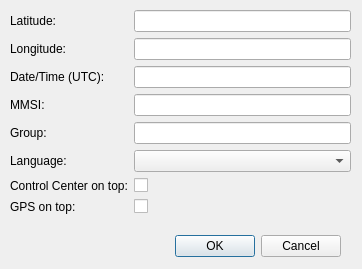
Before: the Qt Designer form src/vhf/vhfpreferences.ui in mariokonrad/vhf-sim, drawn with Qt 5.
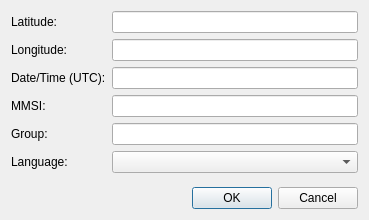
After: the same form once the commit is applied.

The edit to the form file:
```diff
--- a/src/vhf/vhfpreferences.ui
+++ b/src/vhf/vhfpreferences.ui
@@ -9,38 +9,15 @@
    <rect>
     <x>0</x>
     <y>0</y>
-    <width>362</width>
-    <height>269</height>
+    <width>369</width>
+    <height>220</height>
    </rect>
   </property>
   <property name="windowTitle">
    <string>VHF Preferences</string>
   </property>
-  <widget class="QDialogButtonBox" name="buttonBox">
-   <property name="geometry">
-    <rect>
-     <x>0</x>
-     <y>230</y>
-     <width>341</width>
-     <height>32</height>
-    </rect>
-   </property>
-   <property name="orientation">
-    <enum>Qt::Horizontal</enum>
-   </property>
-   <property name="standardButtons">
-    <set>QDialogButtonBox::Cancel|QDialogButtonBox::Ok</set>
-   </property>
-  </widget>
-  <widget class="QWidget" name="formLayoutWidget">
-   <property name="geometry">
-    <rect>
-     <x>10</x>
-     <y>10</y>
-     <width>341</width>
-     <height>212</height>
-    </rect>
-   </property>
+  <layout class="QVBoxLayout" name="verticalLayout">
+   <item>
    <layout class="QFormLayout" name="formLayout">
     <item row="0" column="0">
      <widget class="QLabel" name="label_latitude">
@@ -127,34 +104,6 @@
       </property>
      </widget>
     </item>
-    <item row="6" column="0">
-     <widget class="QLabel" name="label_controlcenter_ontop">
-      <property name="text">
-       <string>Control Center on top:</string>
-      </property>
-     </widget>
-    </item>
-    <item row="7" column="0">
-     <widget class="QLabel" name="label_gps_ontop">
-      <property name="text">
-       <string>GPS on top:</string>
-      </property>
-     </widget>
-    </item>
-    <item row="6" column="1">
-     <widget class="QCheckBox" name="cc_on_top">
-      <property name="text">
-       <string/>
-      </property>
-     </widget>
-    </item>
-    <item row="7" column="1">
-     <widget class="QCheckBox" name="gps_on_top">
-      <property name="text">
-       <string/>
-      </property>
-     </widget>
-    </item>
     <item row="5" column="0">
      <widget class="QLabel" name="label_language">
       <property name="text">
@@ -170,7 +119,18 @@
      </widget>
     </item>
    </layout>
-  </widget>
+   </item>
+   <item>
+    <widget class="QDialogButtonBox" name="buttonBox">
+     <property name="orientation">
+      <enum>Qt::Horizontal</enum>
+     </property>
+     <property name="standardButtons">
+      <set>QDialogButtonBox::Cancel|QDialogButtonBox::Ok</set>
+     </property>
+    </widget>
+   </item>
+  </layout>
  </widget>
  <resources/>
  <connections>
```
Lines whose indentation alone changed are shown as unchanged.
